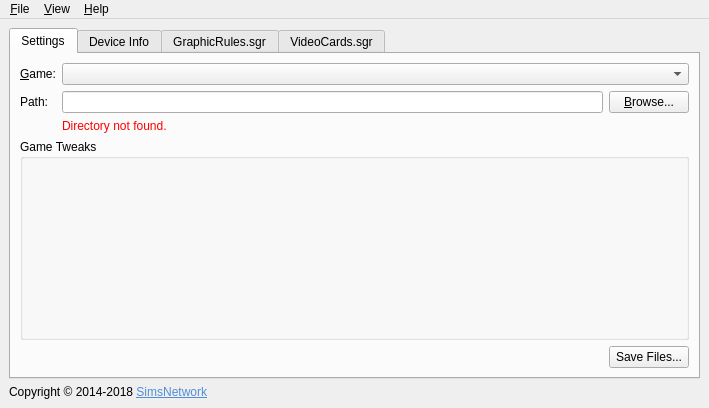
Above: src/graphicsrulesmakerui/mainwindow.ui from haffmans/graphics-rules-maker before the change. Below: the same form after it.
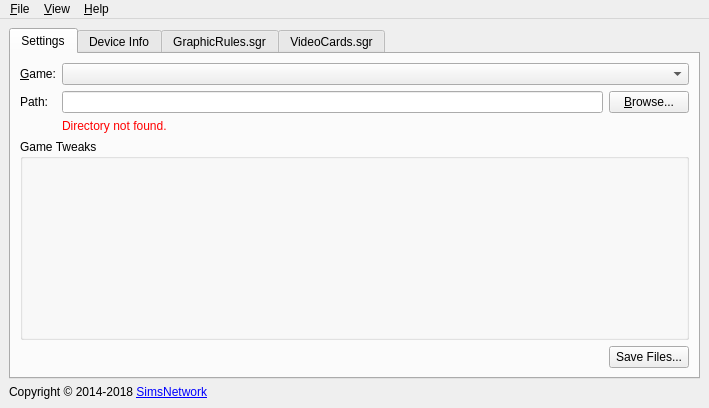
That is the form after the change. Icons and pictures are not drawn.

Commit message: Simplify some rich text; fix link colors to use system theme

The edit to the form file:
```diff
--- a/src/graphicsrulesmakerui/mainwindow.ui
+++ b/src/graphicsrulesmakerui/mainwindow.ui
@@ -397,7 +397,7 @@
     <item row="1" column="0">
      <widget class="QLabel" name="copyright">
       <property name="text">
-       <string>&lt;html&gt;&lt;head/&gt;&lt;body&gt;&lt;p&gt;Copyright © 2014-2018 &lt;a href=&quot;http://www.simsnetwork.com&quot;&gt;&lt;span style=&quot; text-decoration: underline; color:#508ed8;&quot;&gt;SimsNetwork&lt;/span&gt;&lt;/a&gt;&lt;/p&gt;&lt;/body&gt;&lt;/html&gt;</string>
+       <string>&lt;html&gt;&lt;head/&gt;&lt;body&gt;&lt;p&gt;Copyright © 2014-2018 &lt;a href=&quot;http://www.simsnetwork.com&quot;&gt;SimsNetwork&lt;/a&gt;&lt;/p&gt;&lt;/body&gt;&lt;/html&gt;</string>
       </property>
       <property name="alignment">
        <set>Qt::AlignLeading|Qt::AlignLeft|Qt::AlignVCenter</set>
```
The commit also changes 2 other files.
